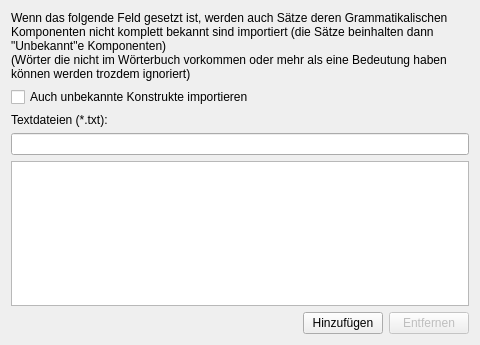
Before: the Qt Designer form ui/selectfilestoreadpage.ui in KDE/simon, drawn with Qt 5.
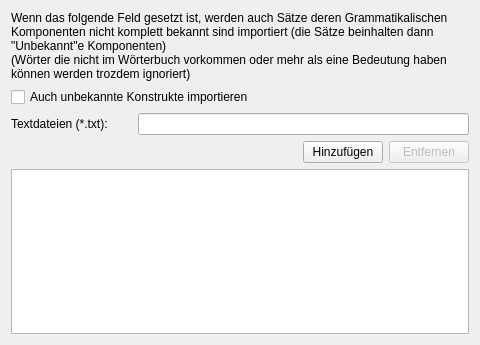
After: the same form once the commit is applied. Icons and pictures are not drawn. Custom widgets are drawn as their Qt base class.

What changed in the file:
```diff
--- a/ui/selectfilestoreadpage.ui
+++ b/ui/selectfilestoreadpage.ui
@@ -12,8 +12,8 @@
   <property name="windowTitle" >
    <string>Form</string>
   </property>
-  <layout class="QVBoxLayout" >
-   <item>
+  <layout class="QGridLayout" name="gridLayout" >
+   <item row="0" column="0" colspan="2" >
     <widget class="QLabel" name="lbUnknownDesc" >
      <property name="text" >
       <string>Wenn das folgende Feld gesetzt ist, werden auch Sätze deren Grammatikalischen Komponenten nicht komplett bekannt sind importiert (die Sätze beinhalten dann "Unbekannt"e Komponenten)
@@ -24,15 +24,21 @@
      </property>
     </widget>
    </item>
-   <item>
+   <item row="1" column="0" colspan="2" >
     <widget class="QCheckBox" name="cbIncludeUnknown" >
      <property name="text" >
       <string>Auch unbekannte Konstrukte importieren</string>
      </property>
     </widget>
    </item>
-   <item>
+   <item row="2" column="0" >
     <widget class="QLabel" name="lbListDesc" >
+     <property name="minimumSize" >
+      <size>
+       <width>121</width>
+       <height>0</height>
+      </size>
+     </property>
      <property name="text" >
       <string>Textdateien (*.txt):</string>
      </property>
@@ -41,20 +47,17 @@
      </property>
     </widget>
    </item>
-   <item>
-    <widget class="QLineEdit" name="leFiles" />
+   <item row="2" column="1" >
+    <widget class="SimonFileSelector" name="leFiles" />
    </item>
-   <item>
-    <widget class="QListWidget" name="lwFiles" />
-   </item>
-   <item>
+   <item row="3" column="0" colspan="2" >
     <layout class="QHBoxLayout" >
      <item>
       <spacer>
        <property name="orientation" >
         <enum>Qt::Horizontal</enum>
        </property>
-       <property name="sizeHint" >
+       <property name="sizeHint" stdset="0" >
         <size>
          <width>40</width>
          <height>20</height>
@@ -71,7 +74,8 @@
         <string>Hinzufügen</string>
        </property>
        <property name="icon" >
-        <iconset resource="../action_icons.qrc" >:/images/icons/edit-add.svg</iconset>
+        <iconset resource="../action_icons.qrc" >
+         <normaloff>:/images/icons/edit-add.svg</normaloff>:/images/icons/edit-add.svg</iconset>
        </property>
       </widget>
      </item>
@@ -84,14 +88,28 @@
         <string>Entfernen</string>
        </property>
        <property name="icon" >
-        <iconset resource="../action_icons.qrc" >:/images/icons/list-remove.svg</iconset>
+        <iconset resource="../action_icons.qrc" >
+         <normaloff>:/images/icons/list-remove.svg</normaloff>:/images/icons/list-remove.svg</iconset>
        </property>
       </widget>
      </item>
     </layout>
    </item>
+   <item row="4" column="0" colspan="2" >
+    <widget class="QListWidget" name="lwFiles" />
+   </item>
   </layout>
  </widget>
+ <customwidgets>
+  <customwidget>
+   <class>SimonFileSelector</class>
+   <extends>QLineEdit</extends>
+   <header>simonfileselector.h</header>
+   <slots>
+    <signal>urlChanged()</signal>
+   </slots>
+  </customwidget>
+ </customwidgets>
  <resources>
   <include location="../action_icons.qrc" />
  </resources>
```
